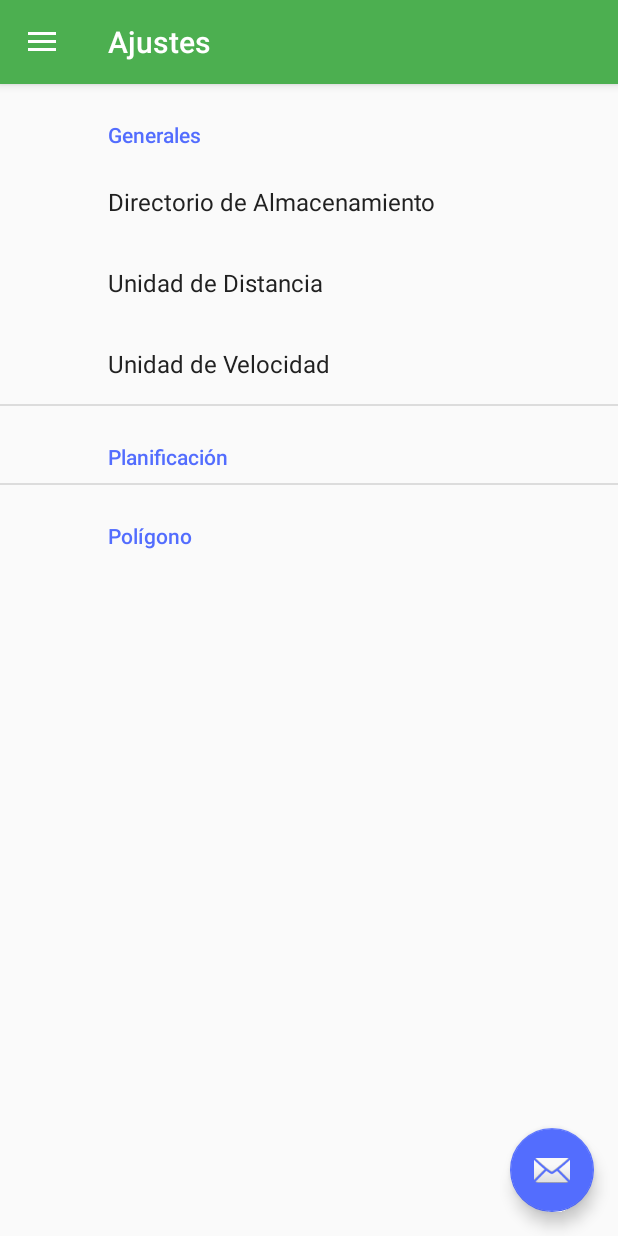
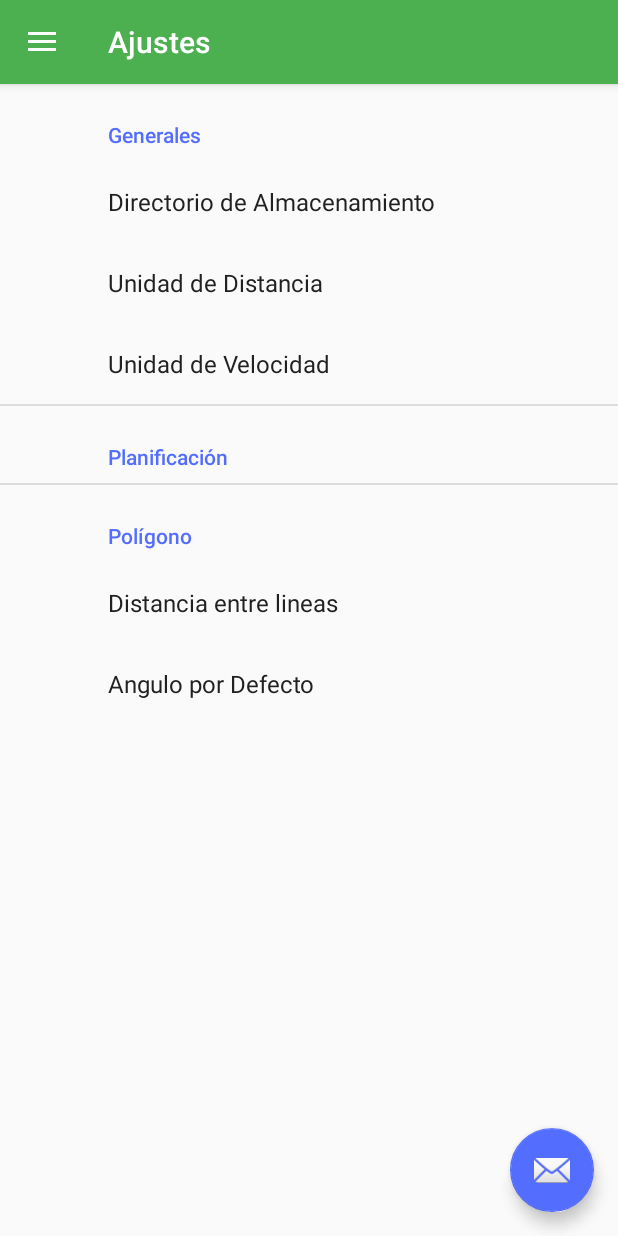
Before and after one commit to aibarr/FlightPlanner, an Android app: the screen it shows after launch (MainScreenActivity), in the side drawer, after a tap on "Generales", on a phone screen of 412 x 824 dp. Run offline under Robolectric (Android 15) with nearby library versions, the phone set to English and light mode, and no system bars; our stand-ins replace androidx.preference.

```diff
--- /dev/null
+++ b/app/src/main/res/values/settings.xml
@@ -0,0 +1,28 @@
+<?xml version="1.0" encoding="utf-8"?>
+<resources>
+    <string-array name="measure_units">
+        <item>Metros</item>
+        <item>Kilometros</item>
+        <item>Millas</item>
+        <item>Pies</item>
+    </string-array>
+
+    <string-array name="measure_units_values">
+        <item>0</item>
+        <item>1</item>
+        <item>2</item>
+        <item>3</item>
+    </string-array>
+
+    <string-array name="speed_units">
+        <item>Km/h</item>
+        <item>m/s</item>
+    </string-array>
+
+    <string-array name="speed_units_values">
+        <item>0</item>
+        <item>1</item>
+    </string-array>
+
+
+</resources>
--- a/app/src/main/res/xml/preferences.xml
+++ b/app/src/main/res/xml/preferences.xml
@@ -4,15 +4,23 @@
     <PreferenceCategory android:title="Generales">
         <EditTextPreference
             android:defaultValue="/"
-            android:key="/"
+            android:key="default_Directory"
             android:title="Directorio de Almacenamiento">
-
         </EditTextPreference>
-        <ListPreference android:title="Unidad de Distancia">
+        <ListPreference
+            android:defaultValue="0"
+            android:entries="@array/measure_units"
+            android:entryValues="@array/measure_units_values"
+            android:key="distance_units"
+            android:title="Unidad de Distancia">
 
         </ListPreference>
-        <ListPreference android:title="Unidad de Velocidad">
-
+        <ListPreference
+            android:key="speed_units"
+            android:entries="@array/speed_units"
+            android:title="Unidad de Velocidad"
+            android:entryValues="@array/speed_units_values"
+            android:defaultValue="0">
         </ListPreference>
 
 
@@ -21,6 +29,19 @@
 
     </PreferenceCategory>
     <PreferenceCategory android:title="Polígono" >
+        <EditTextPreference
+            android:title="Distancia entre lineas"
+            android:key="default_distance"
+            android:selectAllOnFocus="true"
+            android:singleLine="true"
+            android:defaultValue="10.0"
+            />
+        <EditTextPreference
+            android:defaultValue="45.0"
+            android:key="default_angle"
+            android:selectAllOnFocus="true"
+            android:singleLine="true"
+            android:title="Angulo por Defecto" />
 
     </PreferenceCategory>
 </PreferenceScreen>
```
Also changed, not shown: app/src/main/java/cl/usach/abarra/flightplanner/MapEditorFragment.java (+38 -34 lines).
